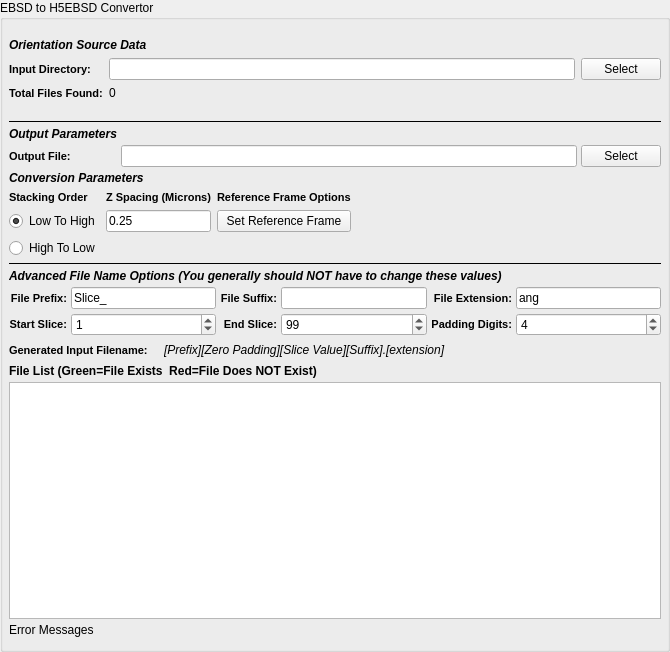
Qt form Source/FilterWidgets/DREAM3DLib/IOFiltersWidgets/QEbsdToH5EbsdWidget.ui (BlueQuartzSoftware/DREAM3D) before a commit.
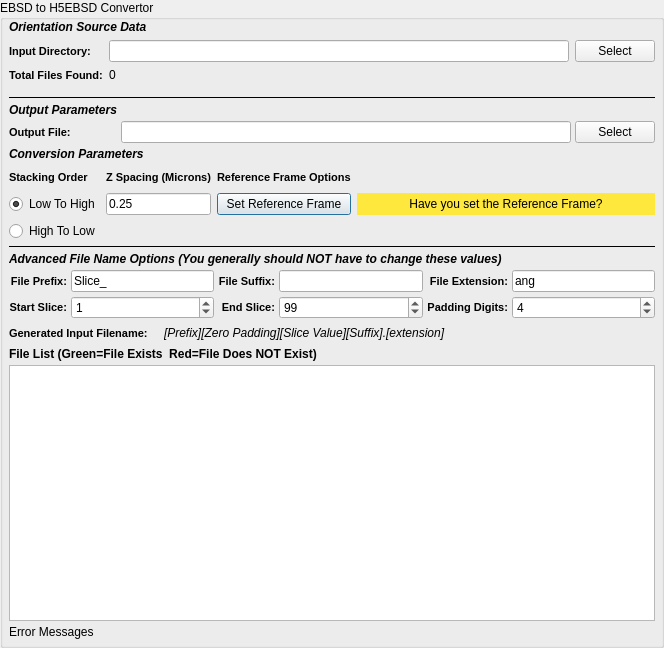
The same form after that commit. Custom widgets are drawn as their Qt base class.

Commit message: Added a widget to draw attention to the 'Set Reference Frame' button which is yellow until they click the button.

The edit to the form file:
```diff
--- a/Source/FilterWidgets/DREAM3DLib/IOFiltersWidgets/QEbsdToH5EbsdWidget.ui
+++ b/Source/FilterWidgets/DREAM3DLib/IOFiltersWidgets/QEbsdToH5EbsdWidget.ui
@@ -6,8 +6,8 @@
    <rect>
     <x>0</x>
     <y>0</y>
-    <width>670</width>
-    <height>652</height>
+    <width>664</width>
+    <height>648</height>
    </rect>
   </property>
   <property name="windowTitle">
@@ -21,13 +21,13 @@
     <number>6</number>
    </property>
    <property name="topMargin">
-    <number>12</number>
+    <number>0</number>
    </property>
    <property name="rightMargin">
     <number>6</number>
    </property>
    <property name="bottomMargin">
-    <number>12</number>
+    <number>6</number>
    </property>
    <property name="spacing">
     <number>4</number>
@@ -331,21 +331,6 @@
      <property name="spacing">
       <number>6</number>
      </property>
-     <item row="1" column="0" colspan="2">
-      <widget class="QLabel" name="label_6">
-       <property name="styleSheet">
-        <string notr="true">QLabel 
-{
-font-style: italic;
-font-weight: bold;
-font-size: 12px;
-}</string>
-       </property>
-       <property name="text">
-        <string>Conversion Parameters</string>
-       </property>
-      </widget>
-     </item>
      <item row="2" column="0">
       <widget class="QLabel" name="label_2">
        <property name="styleSheet">
@@ -376,19 +361,6 @@
        </property>
       </widget>
      </item>
-     <item row="3" column="3">
-      <spacer name="horizontalSpacer">
-       <property name="orientation">
-        <enum>Qt::Horizontal</enum>
-       </property>
-       <property name="sizeHint" stdset="0">
-        <size>
-         <width>40</width>
-         <height>20</height>
-        </size>
-       </property>
-      </spacer>
-     </item>
      <item row="3" column="2">
       <widget class="QPushButton" name="m_RefFrameOptionsBtn">
        <property name="toolTip">
@@ -397,6 +369,9 @@
        <property name="text">
         <string>Set Reference Frame</string>
        </property>
+       <property name="default">
+        <bool>true</bool>
+       </property>
       </widget>
      </item>
      <item row="2" column="2">
@@ -441,15 +416,56 @@
        </property>
       </widget>
      </item>
+     <item row="1" column="0" colspan="3">
+      <widget class="QLabel" name="label_6">
+       <property name="styleSheet">
+        <string notr="true">QLabel 
+{
+font-style: italic;
+font-weight: bold;
+font-size: 12px;
+}</string>
+       </property>
+       <property name="text">
+        <string>Conversion Parameters</string>
+       </property>
+      </widget>
+     </item>
+     <item row="2" column="3">
+      <spacer name="horizontalSpacer">
+       <property name="orientation">
+        <enum>Qt::Horizontal</enum>
+       </property>
+       <property name="sizeHint" stdset="0">
+        <size>
+         <width>40</width>
+         <height>20</height>
+        </size>
+       </property>
+      </spacer>
+     </item>
+     <item row="3" column="3">
+      <widget class="QLabel" name="referenceFrameCheck">
+       <property name="styleSheet">
+        <string notr="true">background-color: rgb(255, 232, 61);</string>
+       </property>
+       <property name="text">
+        <string>Have you set the Reference Frame?</string>
+       </property>
+       <property name="alignment">
+        <set>Qt::AlignCenter</set>
+       </property>
+      </widget>
+     </item>
     </layout>
    </item>
    <item row="0" column="0">
     <layout class="QGridLayout" name="gridLayout">
      <property name="topMargin">
-      <number>6</number>
+      <number>0</number>
      </property>
      <property name="bottomMargin">
-      <number>6</number>
+      <number>0</number>
      </property>
      <property name="spacing">
       <number>6</number>
```
The commit also changes 4 other files.
